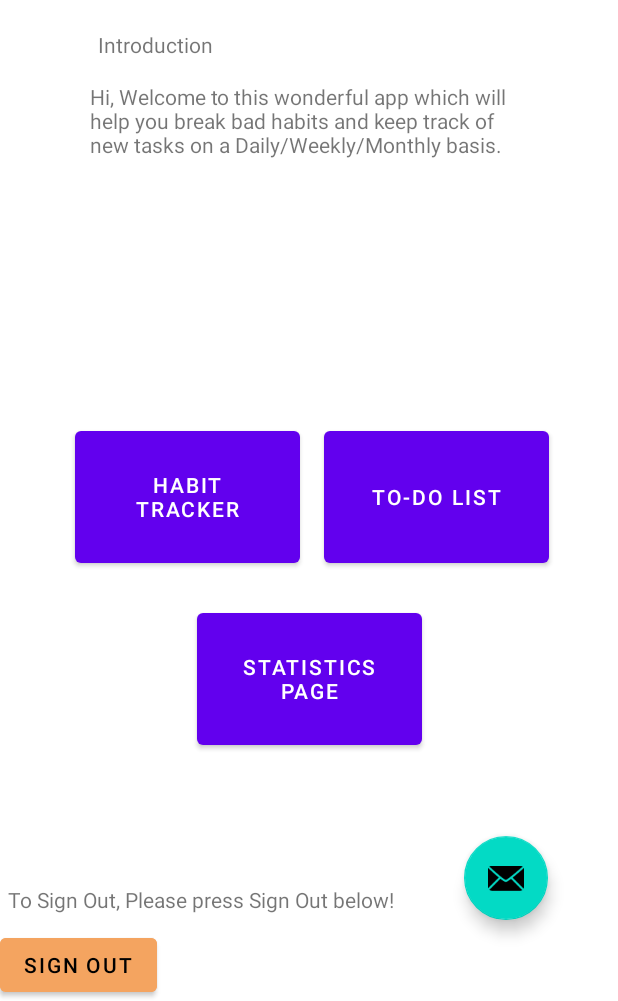
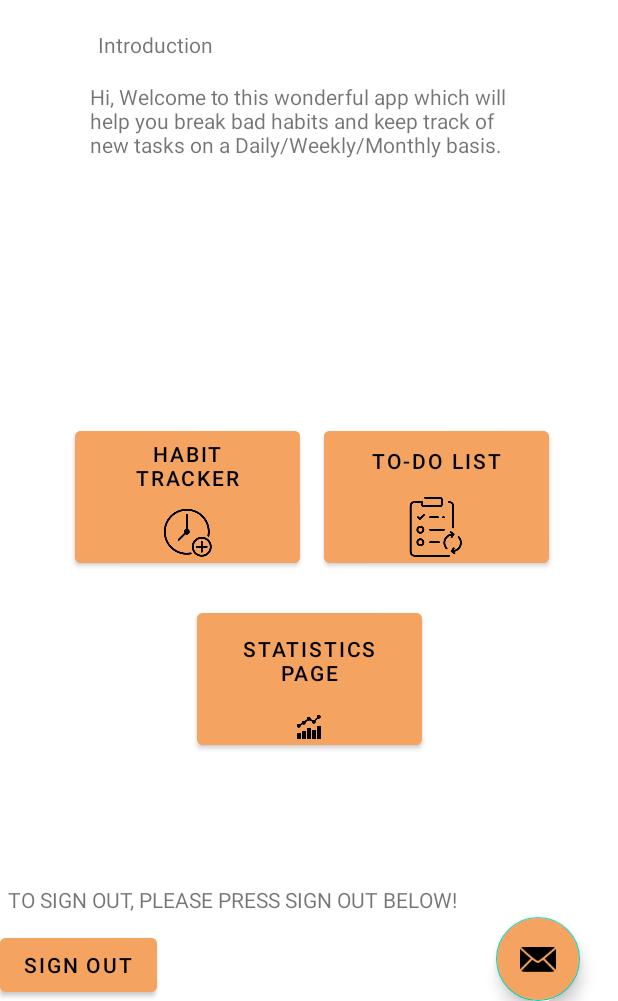
Before and after one commit to Truelegend416/CP470Project, an Android app: the MainActivity screen opened directly, with no data from a screen before it, on a phone screen of 412 x 824 dp, the part 235-1236 px from its top. Run offline under Robolectric (Android 15) with nearby library versions, the phone set to English and light mode, and no system bars.

Commit message:
added an image for each button

```diff
--- a/app/src/main/res/layout/activity_main.xml
+++ b/app/src/main/res/layout/activity_main.xml
@@ -47,8 +47,24 @@
     </LinearLayout>
 
 
+
+
+    <TextView
+        android:id="@+id/textView2"
+        android:layout_width="wrap_content"
+        android:layout_height="wrap_content"
+        android:layout_marginLeft="5dp"
+        android:textAllCaps="true"
+        android:layout_marginBottom="10dp"
+        android:text="@string/signOut_info"
+        app:layout_constraintBottom_toTopOf="@+id/signout_Button"
+        app:layout_constraintStart_toStartOf="parent" />
+
     <Button
         android:id="@+id/habitTracker_button"
+        android:drawableBottom="@drawable/habittracker"
+        android:backgroundTint="@color/brown"
+        android:textColor="@color/black"
         android:layout_width="150dp"
         android:layout_height="100dp"
         android:layout_marginLeft="50dp"
@@ -62,6 +78,9 @@
 
     <Button
         android:id="@+id/toDoList_button"
+        android:drawableBottom="@drawable/todo"
+        android:backgroundTint="@color/brown"
+        android:textColor="@color/black"
         android:layout_width="150dp"
         android:layout_height="100dp"
         android:layout_marginRight="50dp"
@@ -76,6 +95,9 @@
 
     <Button
         android:id="@+id/statistics_button"
+        android:drawableBottom="@drawable/stats"
+        android:backgroundTint="@color/brown"
+        android:textColor="@color/black"
         android:layout_width="150dp"
         android:layout_height="100dp"
         android:text="@string/statisticsPage"
@@ -85,17 +107,6 @@
         app:layout_constraintStart_toStartOf="parent"
         app:layout_constraintTop_toBottomOf="@+id/mainLinearLayout"
         tools:ignore="MissingConstraints" />
-
-    <TextView
-        android:id="@+id/textView2"
-        android:layout_width="wrap_content"
-        android:layout_height="wrap_content"
-        android:layout_marginLeft="5dp"
-        android:layout_marginBottom="10dp"
-        android:text="@string/signOut_info"
-        app:layout_constraintBottom_toTopOf="@+id/signout_Button"
-        app:layout_constraintStart_toStartOf="parent" />
-
 
     <Button
         android:id="@+id/signout_Button"
@@ -118,10 +129,10 @@
         android:layout_width="wrap_content"
         android:layout_height="wrap_content"
         android:layout_gravity="bottom|end"
+        android:backgroundTint="@color/brown"
         app:layout_constraintBottom_toBottomOf="parent"
         app:layout_constraintEnd_toEndOf="parent"
         app:layout_constraintStart_toEndOf="@+id/textView2"
-        app:layout_constraintTop_toBottomOf="@+id/statistics_button"
         app:srcCompat="@android:drawable/ic_dialog_email" />
 
 
```
